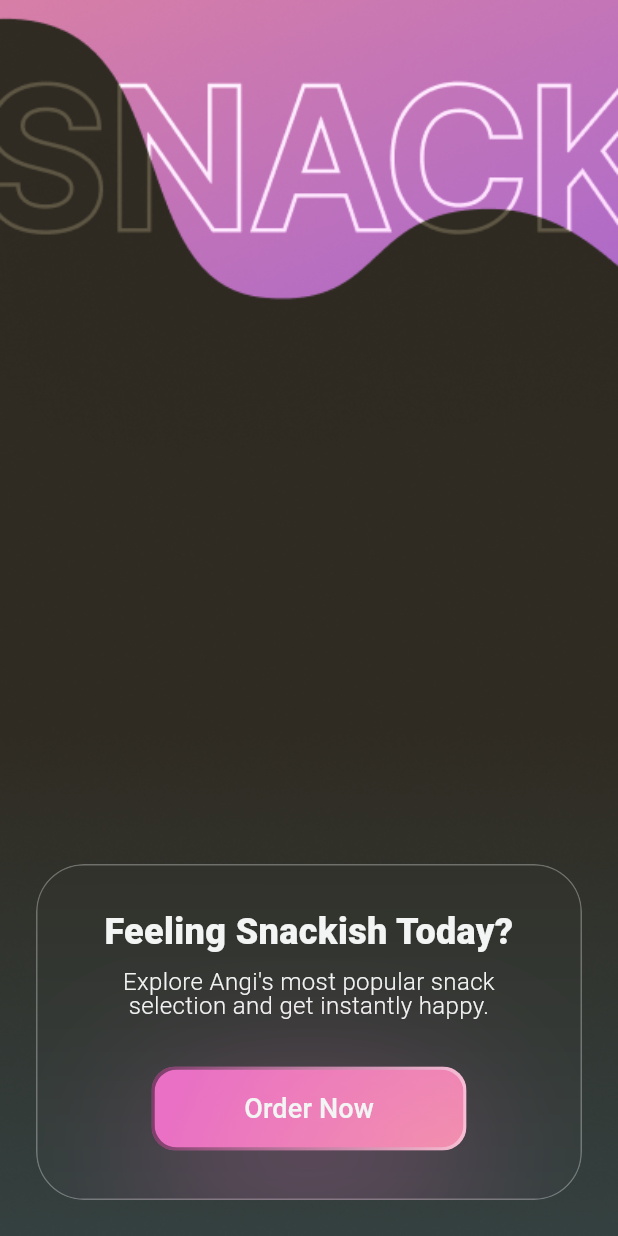
After one commit to dschrubba/snackish, a Flutter app: the screen it shows after launch, on a phone screen of 412 x 824 dp. The commit adds this screen. Run offline on Flutter 3.47's test engine with Material 3 defaults, Android fonts, the phone set to English and light mode, and no system bars.

Commit message:
Added Splash View Background

```diff
--- a/lib/features/splash/presentation/splash_view.dart
+++ b/lib/features/splash/presentation/splash_view.dart
@@ -2,6 +2,7 @@ import 'package:flutter/material.dart';
 import 'package:jp_app/common/glass_card.dart';
 import 'package:jp_app/common/static_images.dart';
 import 'package:jp_app/features/order_button/presentation/order_button.dart';
+import 'package:jp_app/features/splash/presentation/splash_view_background.dart';
 import 'package:jp_app/themes/styles.dart';
 
 class SplashView extends StatefulWidget {
@@ -15,15 +16,13 @@ class _SplashViewState extends State<SplashView> {
   @override
   Widget build(BuildContext context) {
     return Scaffold(
-      body:  Container(
-        decoration: BoxDecoration(
-          image: DecorationImage(
-            fit: BoxFit.cover,
-            image: Image.asset(StaticImages.backgroundStartScreen).image
-            )
-        ),
-        child: SafeArea(
-          child: Padding(padding: EdgeInsetsGeometry.all(24) ,child:  Column(
+      body: Stack(
+        children: [
+          SplashViewBackground(),
+          SafeArea(
+            child: Padding(
+              padding: EdgeInsetsGeometry.all(24),
+              child: Column(
                 mainAxisAlignment: MainAxisAlignment.end,
                 children: [
                   GlassCard(
@@ -40,16 +39,16 @@ class _SplashViewState extends State<SplashView> {
                           style: SnackishStyles.textLight,
                           textAlign: TextAlign.center,
                         ),
-                    SizedBox(
-                      height: 4,
+                        SizedBox(height: 4),
+                        OrderButton(),
+                      ],
                     ),
-                    OrderButton()
-                  ]
-                )
                   ),
                 ],
-          )),
               ),
+            ),
+          ),
+        ],
       ),
     );
   }
--- /dev/null
+++ b/lib/features/splash/presentation/splash_view_background.dart
@@ -0,0 +1,22 @@
+import 'package:flutter/material.dart';
+import 'package:jp_app/common/static_images.dart';
+
+class SplashViewBackground extends StatelessWidget {
+  const SplashViewBackground({super.key});
+
+  @override
+  Widget build(BuildContext context) {
+    return Stack(
+      children: [
+        Container(
+          decoration: BoxDecoration(
+            image: DecorationImage(
+              fit: BoxFit.cover,
+              image: Image.asset(StaticImages.backgroundStartScreen).image,
+            ),
+          ),
+        ),
+      ],
+    );
+  }
+}
```
Lines whose indentation alone changed are shown as unchanged.
